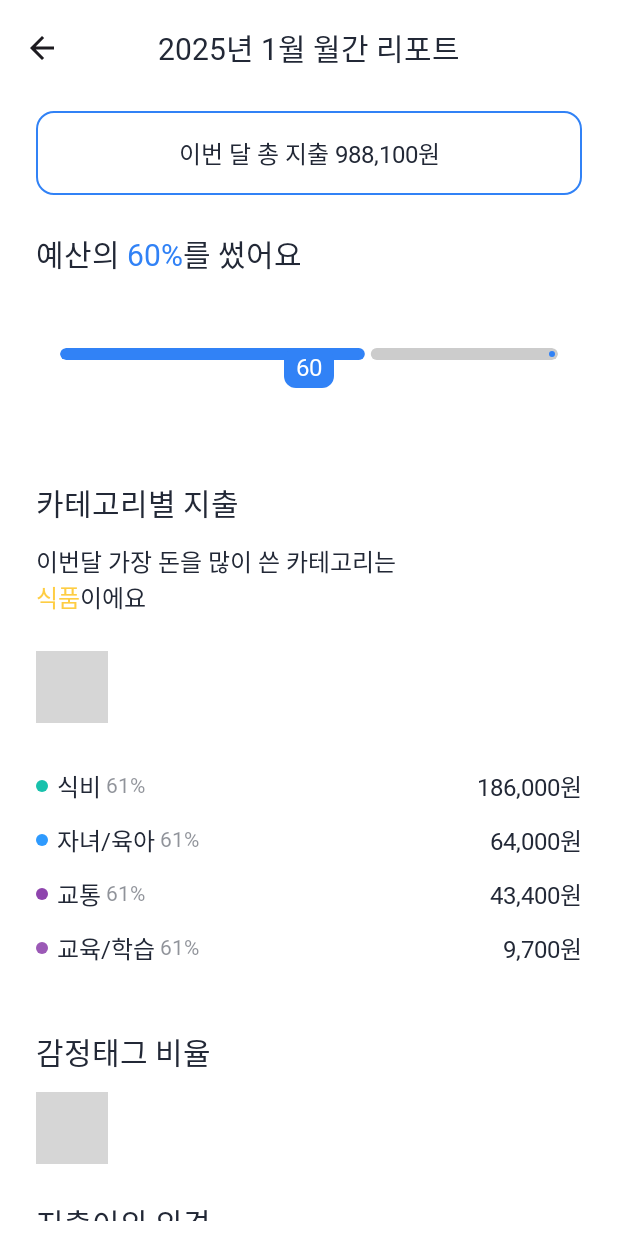
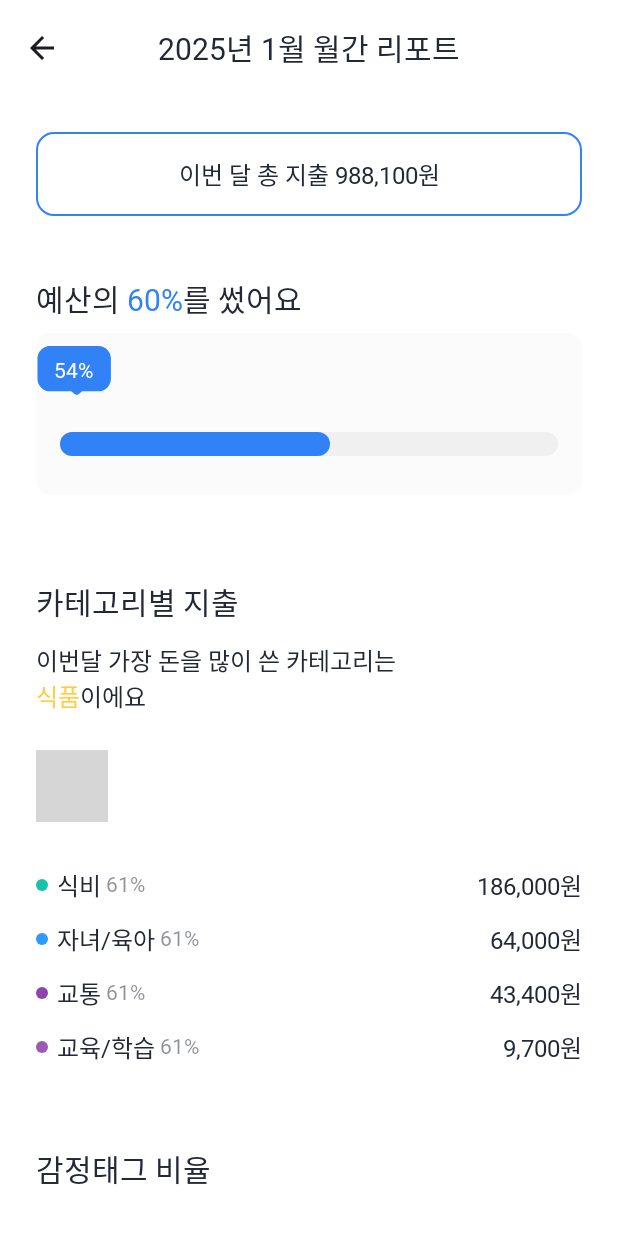
Before and after one commit to LIKELION-Android-Bootcamp-4th/Spender, an Android app built with Jetpack Compose: the composable ReportDetailScreen called with empty values, on a phone screen of 412 x 824 dp. Run offline under Robolectric (Android 15) with nearby library versions, the phone set to English and light mode, and no system bars; libraries missing offline, so code that uses them is left out: com.github.mikephil.charting; Roboto replaces fonts that are not available here; 2 statements that could not run were skipped; grey boxes are pictures that could not be loaded.

Commit message:
Fix: 리포트 상세 조회 - 파이 그래프 수정

```diff
--- a/Spender/app/src/main/java/com/example/spender/feature/report/ui/detail/ReportDetailScreen.kt
+++ b/Spender/app/src/main/java/com/example/spender/feature/report/ui/detail/ReportDetailScreen.kt
@@ -52,21 +52,8 @@ fun ReportDetailScreen(navHostController: NavHostController, reportId: Int) {
 
     Scaffold(
         topBar = {
-//            CenterAlignedTopAppBar(
-//                title = {
-//                    Text(text = "${2025}년 1월 월간 리포트") // TODO : 값 받아와서 해당 년도로 수정
-//                },
-//                navigationIcon = {
-//                    IconButton(onClick = { navHostController.popBackStack() }) {
-//                        Icon(
-//                            imageVector = Icons.AutoMirrored.Filled.ArrowBack,
-//                            contentDescription = "뒤로 가기"
-//                        )
-//                    }
-//                }
-//            )
             CustomTopAppBar(
-                title = "${2025}년 1월 월간 리포트",
+                title = "${2025}년 1월 월간 리포트",  // TODO : 값 받아와서 해당 년도 & 월로 수정
                 navHostController,
                 showBackButton = true
             )
@@ -75,7 +62,7 @@ fun ReportDetailScreen(navHostController: NavHostController, reportId: Int) {
             LazyColumn(
                 modifier = Modifier.fillMaxSize()
                     .padding(padding)
-                    .padding(horizontal = 24.dp, vertical = 10.dp)
+                    .padding(horizontal = 24.dp, vertical = 24.dp)
             ) {
                 // 이번달 총 지출
                 item {
--- a/Spender/app/src/main/java/com/example/spender/feature/report/ui/detail/component/BudgetProgressSection.kt
+++ b/Spender/app/src/main/java/com/example/spender/feature/report/ui/detail/component/BudgetProgressSection.kt
@@ -1,39 +1,113 @@
 package com.example.spender.feature.report.ui.detail.component
 
 import androidx.compose.foundation.background
+import androidx.compose.foundation.layout.Arrangement
 import androidx.compose.foundation.layout.Box
 import androidx.compose.foundation.layout.Column
+import androidx.compose.foundation.layout.Row
 import androidx.compose.foundation.layout.Spacer
 import androidx.compose.foundation.layout.fillMaxWidth
 import androidx.compose.foundation.layout.height
 import androidx.compose.foundation.layout.padding
+import androidx.compose.foundation.layout.size
+import androidx.compose.foundation.layout.width
 import androidx.compose.foundation.shape.RoundedCornerShape
+import androidx.compose.material3.Card
+import androidx.compose.material3.CardDefaults
+import androidx.compose.material3.Icon
 import androidx.compose.material3.LinearProgressIndicator
 import androidx.compose.material3.Text
+import androidx.compose.material3.TextButton
 import androidx.compose.runtime.Composable
 import androidx.compose.ui.Alignment
 import androidx.compose.ui.Modifier
 import androidx.compose.ui.draw.clip
 import androidx.compose.ui.graphics.Color
+import androidx.compose.ui.res.painterResource
 import androidx.compose.ui.text.SpanStyle
 import androidx.compose.ui.text.buildAnnotatedString
+import androidx.compose.ui.text.style.TextDecoration
 import androidx.compose.ui.text.withStyle
 import androidx.compose.ui.unit.dp
+import com.example.spender.R
+import com.example.spender.feature.home.ui.BudgeProgress
+import com.example.spender.feature.home.ui.BudgetProgressBar
+import com.example.spender.ui.theme.LightSurface
 import com.example.spender.ui.theme.PointColor
 import com.example.spender.ui.theme.Typography
 
 @Composable
 fun BudgetProgressSection(
     progressPercent: Int = 60
-){
-    Column {
-        Spacer(modifier = Modifier.height(24.dp))
+) {
+//    Column {
+//        Spacer(modifier = Modifier.height(24.dp))
+//
+//        // 예산 퍼센트
+//        Text(
+//            buildAnnotatedString {
+//                append("예산의 ")
+//                withStyle(SpanStyle(PointColor)){
+//                    append("${progressPercent}%")
+//                }
+//                append("를 썼어요")
+//            },
+//            style = Typography.titleMedium
+//        )
+//
+//        Spacer(modifier = Modifier.height(48.dp))
+//
+//        // 상태바
+//        Box(
+//            modifier = Modifier
+//                .fillMaxWidth()
+//                .height(40.dp)
+//                .background(color = Color.White, shape = RoundedCornerShape(16.dp))
+//                .padding(horizontal = 16.dp, vertical = 0.dp)
+//        ) {
+//            LinearProgressIndicator(
+//                progress = { progressPercent / 100f },
+//                modifier = Modifier
+//                    .fillMaxWidth()
+//                    .height(8.dp)
+//                    .clip(RoundedCornerShape(4.dp)),
+//                color = Color(0xFF3182F6),
+//                trackColor = Color.LightGray,
+//            )
+//
+//            // 퍼센트 텍스트 위에 띄우기
+//            Text(
+//                text = "$progressPercent",
+//                color = Color.White,
+//                modifier = Modifier
+//                    .align(Alignment.TopCenter)
+//                    .background(Color(0xFF3182F6), shape = RoundedCornerShape(8.dp))
+//                    .padding(horizontal = 8.dp, vertical = 4.dp),
+//                style = Typography.titleSmall
+//            )
+//        }
+//
+//    }
 
-        // 예산 퍼센트
+    val totalExpense = 542560
+    val budget = 1000000
+
+    val percentage = totalExpense.toFloat() / budget.toFloat()
+    val percentText = "${(percentage * 100).toInt()}%"
+
+    // TODO : 퍼센트 따라가도록 수정
+
+    Column(
+        modifier = Modifier
+            .fillMaxWidth()
+            .padding(top = 16.dp),
+    ) {
+        Spacer(Modifier.height(24.dp))
+
         Text(
             buildAnnotatedString {
                 append("예산의 ")
-                withStyle(SpanStyle(PointColor)){
+                withStyle(SpanStyle(PointColor)) {
                     append("${progressPercent}%")
                 }
                 append("를 썼어요")
@@ -41,37 +115,11 @@ fun BudgetProgressSection(
             style = Typography.titleMedium
         )
 
-        Spacer(modifier = Modifier.height(48.dp))
+        Spacer(Modifier.height(8.dp))
 
-        // 상태바
-        Box(
-            modifier = Modifier
-                .fillMaxWidth()
-                .height(40.dp)
-                .background(color = Color.White, shape = RoundedCornerShape(16.dp))
-                .padding(horizontal = 16.dp, vertical = 0.dp)
-        ) {
-            LinearProgressIndicator(
-                progress = { progressPercent / 100f },
-                modifier = Modifier
-                    .fillMaxWidth()
-                    .height(8.dp)
-                    .clip(RoundedCornerShape(4.dp)),
-                color = Color(0xFF3182F6),
-                trackColor = Color.LightGray,
-            )
+        BudgetProgressBar(percentage = percentage, percentText = percentText)
 
-            // 퍼센트 텍스트 위에 띄우기
-            Text(
-                text = "$progressPercent",
-                color = Color.White,
-                modifier = Modifier
-                    .align(Alignment.TopCenter)
-                    .background(Color(0xFF3182F6), shape = RoundedCornerShape(8.dp))
-                    .padding(horizontal = 8.dp, vertical = 4.dp),
-                style = Typography.titleSmall
-            )
-        }
+        Spacer(Modifier.height(8.dp))
 
     }
 }
--- a/Spender/app/src/main/java/com/example/spender/feature/report/ui/detail/component/CategoryPieChart.kt
+++ b/Spender/app/src/main/java/com/example/spender/feature/report/ui/detail/component/CategoryPieChart.kt
@@ -10,7 +10,9 @@ import com.github.mikephil.charting.data.PieDataSet
 import com.github.mikephil.charting.data.PieEntry
 import android.graphics.Color as AndroidColor
 import androidx.core.graphics.toColorInt
+import com.github.mikephil.charting.data.Entry
 import com.github.mikephil.charting.formatter.ValueFormatter
+import com.github.mikephil.charting.highlight.Highlight
 
 
 @Composable
@@ -36,23 +38,37 @@ fun CategoryPieChart(
         val maxIndex = values.indices.maxBy { values[it] }
 
         val entries = values.mapIndexed { index, value ->
-//            if (index == maxIndex) {
-//                PieEntry(value, labels[index])
-//            } else {
-//                PieEntry(value, "")
-//            }
-            PieEntry(value, labels[index])
+            if (index == maxIndex) {
+                PieEntry(value, labels[index]).apply { data = index } // data 필드에 index 저장
+            } else {
+                PieEntry(value, "").apply { data = index }
+            }
         }
 
         val dataSet = PieDataSet(entries, "").apply {
             setColors(colors)
-            valueTextSize = 0f
+            valueTextSize = 16f
             valueTextColor = AndroidColor.WHITE
             valueTypeface = Typeface.DEFAULT_BOLD
+
+            valueFormatter = object : ValueFormatter() {
+                override fun getPieLabel(value: Float, pieEntry: PieEntry?): String {
+                    val index = pieEntry?.data as? Int ?: return ""
+                    return if (index == maxIndex) {
+                        "${value.toInt()}%"
+                    } else {
+                        ""
+                    }
+                }
+            }
+
         }
 
         val data = PieData(dataSet)
         chart.data = data
         chart.invalidate()
+        chart.setEntryLabelTypeface(Typeface.DEFAULT_BOLD)
+        val highlight = Highlight(maxIndex.toFloat(), values[maxIndex], 0)
+        chart.highlightValues(arrayOf(highlight))
     })
 }
--- a/Spender/app/src/main/java/com/example/spender/feature/report/ui/detail/component/EmotionTagSection.kt
+++ b/Spender/app/src/main/java/com/example/spender/feature/report/ui/detail/component/EmotionTagSection.kt
@@ -26,7 +26,7 @@ fun EmotionTagSection(){
     Column(
         modifier = Modifier
             .fillMaxWidth()
-            .padding(top = 36.dp)
+            .padding(top = 48.dp)
     ){
 
         Text(
--- a/Spender/app/src/main/java/com/example/spender/feature/report/ui/detail/component/FeedbackSection.kt
+++ b/Spender/app/src/main/java/com/example/spender/feature/report/ui/detail/component/FeedbackSection.kt
@@ -25,7 +25,7 @@ import com.example.spender.ui.theme.Typography
 @Composable
 fun FeedbackSection(){
     Column {
-        Spacer(modifier = Modifier.height(24.dp))
+        Spacer(modifier = Modifier.height(48.dp))
 
         Text(
             "지출이의 의견",
@@ -34,6 +34,7 @@ fun FeedbackSection(){
 
         Spacer(modifier = Modifier.height(12.dp))
 
+        // TODO : 말풍선 형식으로 (예산 보다 아꼈으면 웃는 지출이 / 더 쓰면 화난 지출이)
         FeedbackBox(
             text = "이번 달은 외식비가 많았어요.\n다음 달에는 줄여볼까요?",
             imageResId = R.drawable.spender
```
